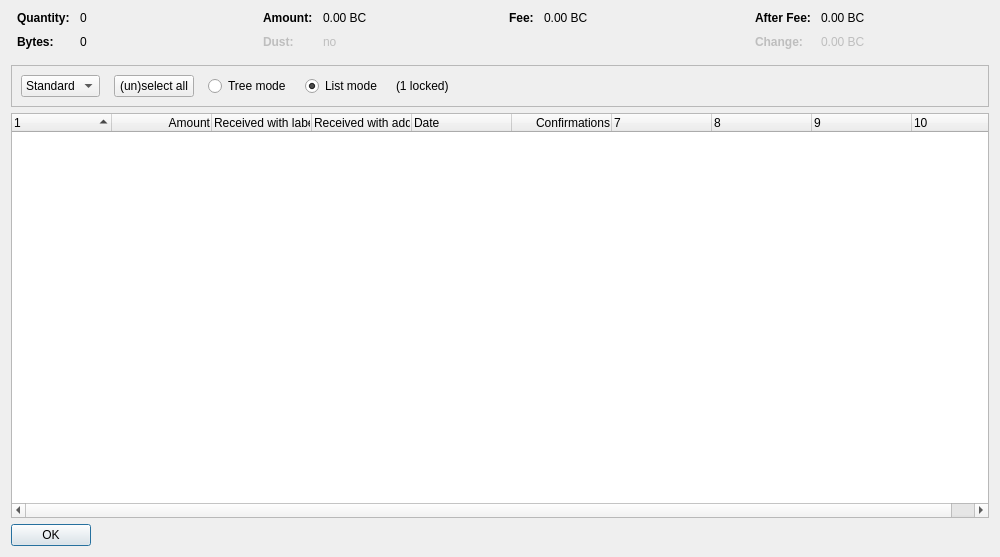
This is src/qt/forms/coincontroldialog.ui in Bitcoin-Confidential/BitcoinC-Core as Qt 5 draws it before an edit. The edited form follows.
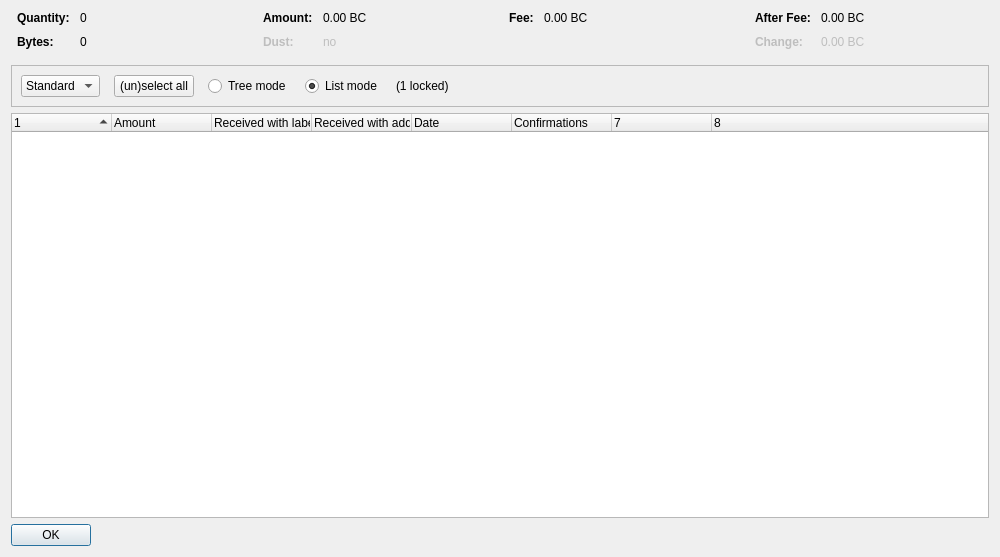
This is the edited form. Custom widgets are drawn as their Qt base class.

Commit message: qt: Fixed some layout issues for coincontrol widget

The edit to the form file:
```diff
--- a/src/qt/forms/coincontroldialog.ui
+++ b/src/qt/forms/coincontroldialog.ui
@@ -433,17 +433,20 @@
      <property name="sizeAdjustPolicy">
       <enum>QAbstractScrollArea::AdjustToContents</enum>
      </property>
+     <property name="indentation">
+      <number>20</number>
+     </property>
      <property name="sortingEnabled">
       <bool>false</bool>
      </property>
      <property name="columnCount">
-      <number>10</number>
+      <number>8</number>
      </property>
      <attribute name="headerShowSortIndicator" stdset="0">
       <bool>true</bool>
      </attribute>
      <attribute name="headerStretchLastSection">
-      <bool>false</bool>
+      <bool>true</bool>
      </attribute>
      <column>
       <property name="text">
@@ -455,7 +458,7 @@
        <string>Amount</string>
       </property>
       <property name="textAlignment">
-       <set>AlignTrailing|AlignVCenter</set>
+       <set>AlignLeading|AlignVCenter</set>
       </property>
      </column>
      <column>
@@ -481,7 +484,7 @@
        <string>Confirmed</string>
       </property>
       <property name="textAlignment">
-       <set>AlignTrailing|AlignVCenter</set>
+       <set>AlignLeading|AlignVCenter</set>
       </property>
      </column>
      <column>
@@ -491,17 +494,7 @@
      </column>
      <column>
       <property name="text">
-       <string/>
-      </property>
-     </column>
-     <column>
-      <property name="text">
-       <string/>
-      </property>
-     </column>
-     <column>
-      <property name="text">
-       <string/>
+       <string notr="true"/>
       </property>
      </column>
     </widget>
```
Left out of the diff: 2 changed lines with no effect on the pictures. The commit also changes 2 other files.
